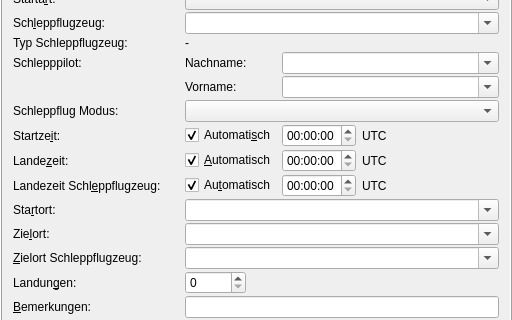
startkladde/startkladde, file src/gui/windows/FlightWindow.ui: the form before one commit; both pictures show x 0 to 512 and y 209 to 529 of the 512 by 830 pixel window.
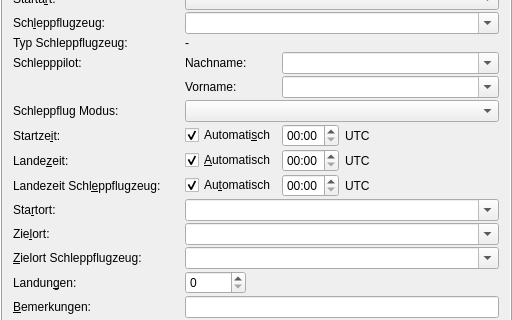
The form after the commit. Custom widgets are drawn as their Qt base class.

Commit message: Fixed time field format (seconds shown) on Windows

Diff of the .ui file:
```diff
--- a/src/gui/windows/FlightWindow.ui
+++ b/src/gui/windows/FlightWindow.ui
@@ -33,8 +33,8 @@
        <rect>
         <x>0</x>
         <y>0</y>
-        <width>489</width>
-        <height>789</height>
+        <width>510</width>
+        <height>779</height>
        </rect>
       </property>
       <layout class="QVBoxLayout" name="verticalLayout">
@@ -344,7 +344,11 @@
                  <number>0</number>
                 </property>
                 <item>
-                 <widget class="QTimeEdit" name="departureTimeInput"/>
+                 <widget class="QTimeEdit" name="departureTimeInput">
+                  <property name="displayFormat">
+                   <string>HH:mm</string>
+                  </property>
+                 </widget>
                 </item>
                 <item>
                  <widget class="QLabel" name="label">
@@ -408,7 +412,11 @@
                  <number>0</number>
                 </property>
                 <item>
-                 <widget class="QTimeEdit" name="landingTimeInput"/>
+                 <widget class="QTimeEdit" name="landingTimeInput">
+                  <property name="displayFormat">
+                   <string>HH:mm</string>
+                  </property>
+                 </widget>
                 </item>
                 <item>
                  <widget class="QLabel" name="label_2">
@@ -472,7 +480,11 @@
                  <number>0</number>
                 </property>
                 <item>
-                 <widget class="QTimeEdit" name="towflightLandingTimeInput"/>
+                 <widget class="QTimeEdit" name="towflightLandingTimeInput">
+                  <property name="displayFormat">
+                   <string>HH:mm</string>
+                  </property>
+                 </widget>
                 </item>
                 <item>
                  <widget class="QLabel" name="label_3">
```
Left out of the diff: 4 changed lines with no effect on the pictures.
